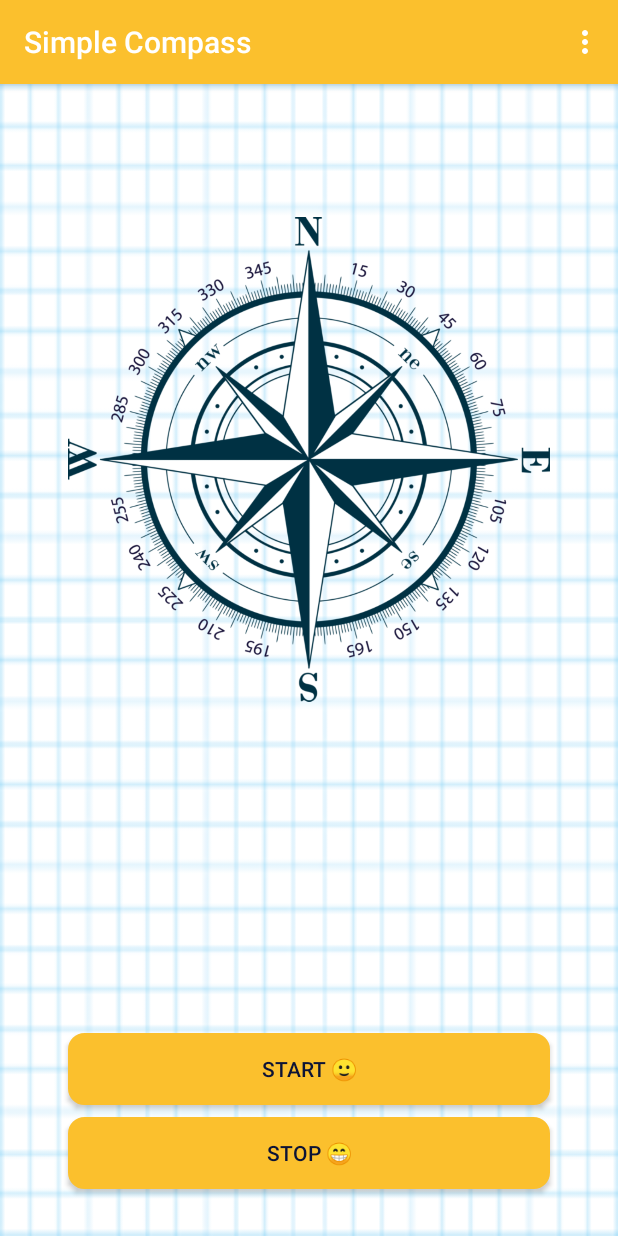
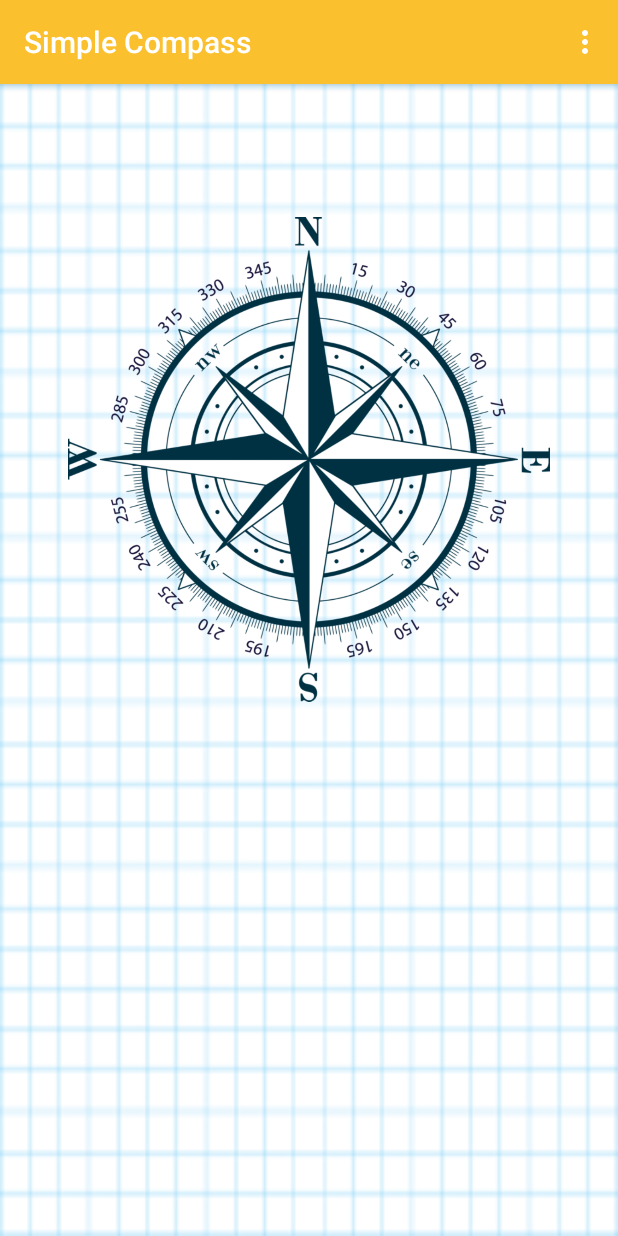
Before and after one commit to ctkqiang/SimpleCompass, an Android app: the screen it shows after launch (CompassActivity), on a phone screen of 412 x 824 dp. Run offline under Robolectric (Android 15) with nearby library versions, the phone set to English and light mode, and no system bars; libraries missing offline, so code that uses them is left out: com.example.flatdialoglibrary; 1 statement that could not run was skipped.

```diff
--- a/app/src/main/java/com/johnmelodyme/simplecompass/CompassActivity.java
+++ b/app/src/main/java/com/johnmelodyme/simplecompass/CompassActivity.java
@@ -80,6 +80,13 @@ public class CompassActivity extends AppCompatActivity implements SensorEventLis
         DecimalFormatSymbols symbols = new DecimalFormatSymbols(Locale.UK);
         symbols.setDecimalSeparator('.');
         DECIMAL_FORMATTER = new DecimalFormat("#.000", symbols);
+    }
+
+    @Override
+    public void onStart(){
+        super.onStart();
+        button_start.setVisibility(View.INVISIBLE);
+        button_stop.setVisibility(View.INVISIBLE);
     }
 
     @Override
```
